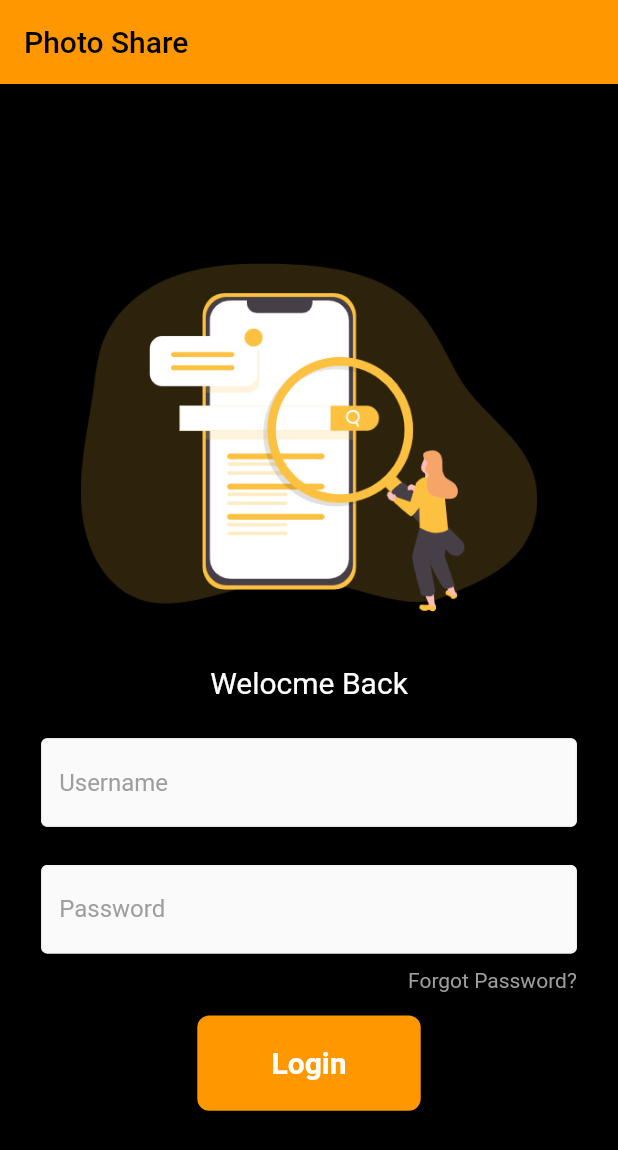
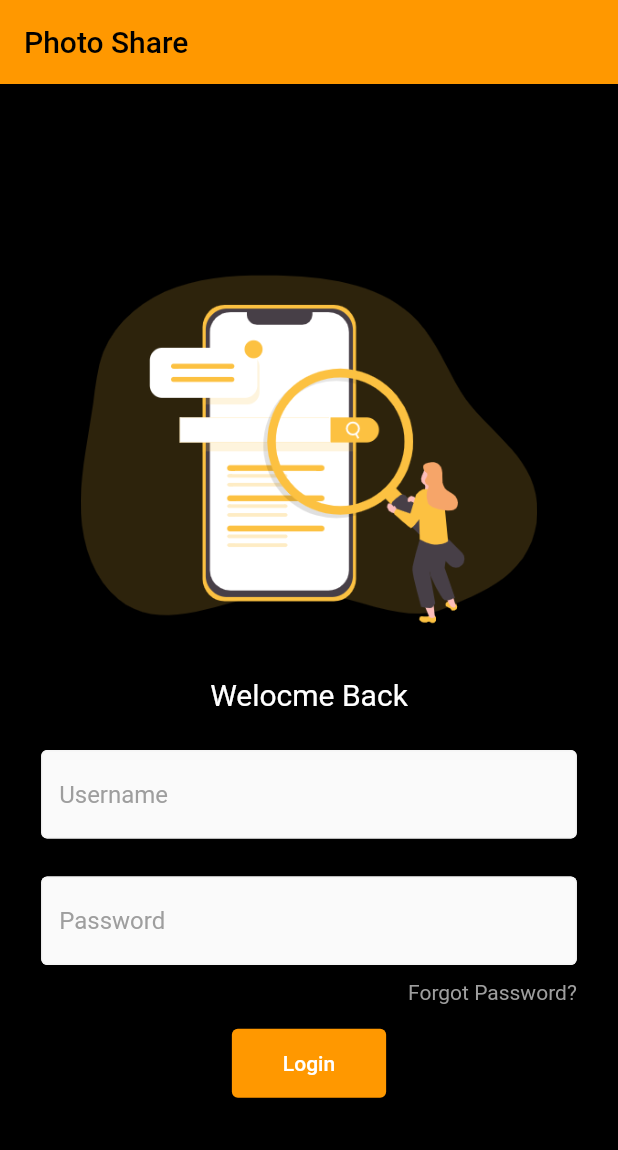
Before and after one commit to Mishalzahra28/bytewise-fellowship, a Flutter app: the screen it shows after launch, on a phone screen of 412 x 824 dp. Shown: the top 1150 px of the screen. Run offline on Flutter 3.47's test engine with Material 2 defaults, Android fonts, the phone set to English and light mode, and no system bars; our stand-ins replace flutter_slidable, hive_flutter; accounts and stored records are empty.

Commit message:
login page

```diff
--- /dev/null
+++ b/photo_sharing_app/lib/components/customButton.dart
@@ -0,0 +1,23 @@
+import 'package:flutter/material.dart';
+
+class customButton extends StatelessWidget {
+  final String text;
+  final VoidCallback onClick;
+  const customButton({Key? key, required this.text, required this.onClick})
+      : super(key: key);
+  @override
+  Widget build(BuildContext context) {
+    return ElevatedButton(
+        style: ElevatedButton.styleFrom(
+          backgroundColor: Colors.orange,
+        ),
+        onPressed: onClick,
+        child: Padding(
+          padding: const EdgeInsets.symmetric(horizontal: 18.0, vertical: 15),
+          child: Text(
+            text,
+            style: const TextStyle(color: Colors.white),
+          ),
+        ));
+  }
+}
--- /dev/null
+++ b/photo_sharing_app/lib/components/customField.dart
@@ -0,0 +1,24 @@
+import 'package:flutter/material.dart';
+import './size_config.dart';
+
+class customField extends StatelessWidget {
+  final String text;
+  const customField({Key? key, required this.text}) : super(key: key);
+  @override
+  Widget build(BuildContext context) {
+    return Padding(
+      padding:
+          EdgeInsets.symmetric(horizontal: getProportionateScreenWidth(25.0)),
+      child: TextField(
+        decoration: InputDecoration(
+          enabledBorder: OutlineInputBorder(
+              borderSide: BorderSide(color: Colors.grey.shade100)),
+          fillColor: Colors.grey.shade50,
+          filled: true,
+          hintText: text,
+          hintStyle: TextStyle(color: Colors.grey.shade500),
+        ),
+      ),
+    );
+  }
+}
--- /dev/null
+++ b/photo_sharing_app/lib/views/homepage/components/body.dart
@@ -0,0 +1,23 @@
+import 'package:flutter/material.dart';
+import 'package:photo_sharing_app/views/homepage/homepage.dart';
+import '../../../components/size_config.dart';
+import '../../../components/customButton.dart';
+import '../../../components/customField.dart';
+
+class Body extends StatefulWidget {
+  @override
+  _BodyState createState() => _BodyState();
+}
+
+class _BodyState extends State<Body> {
+  @override
+  Widget build(BuildContext context) {
+    return const SafeArea(
+        child: Center(
+      child: Text(
+        'Homepage',
+        style: TextStyle(color: Colors.white),
+      ),
+    ));
+  }
+}
--- a/photo_sharing_app/lib/views/homepage/homepage.dart
+++ b/photo_sharing_app/lib/views/homepage/homepage.dart
@@ -0,0 +1,23 @@
+import 'package:flutter/material.dart';
+import '../../components/size_config.dart';
+import './components/body.dart';
+
+class homePage extends StatefulWidget {
+  const homePage({super.key});
+
+  @override
+  State<homePage> createState() => _homePageState();
+}
+
+class _homePageState extends State<homePage> {
+  @override
+  Widget build(BuildContext context) {
+    SizeConfig().init(context);
+    return Scaffold(
+        appBar: AppBar(
+          title: const Text("Photo Share"),
+        ),
+        backgroundColor: Colors.black,
+        body: Body());
+  }
+}
--- a/photo_sharing_app/lib/views/signin_page/components/body.dart
+++ b/photo_sharing_app/lib/views/signin_page/components/body.dart
@@ -1,5 +1,8 @@
 import 'package:flutter/material.dart';
+import 'package:photo_sharing_app/views/homepage/homepage.dart';
 import '../../../components/size_config.dart';
+import '../../../components/customButton.dart';
+import '../../../components/customField.dart';
 
 class Body extends StatefulWidget {
   @override
@@ -7,6 +10,12 @@ class Body extends StatefulWidget {
 }
 
 class _BodyState extends State<Body> {
+  void login() {
+    Navigator.of(context).push(
+      MaterialPageRoute(builder: (context) => homePage()),
+    );
+  }
+
   @override
   Widget build(BuildContext context) {
     return SafeArea(
@@ -28,35 +37,9 @@ class _BodyState extends State<Body> {
               style: TextStyle(color: Colors.white, fontSize: 20),
             ),
             SizedBox(height: getProportionateScreenHeight(25.0)),
-            Padding(
-              padding: EdgeInsets.symmetric(
-                  horizontal: getProportionateScreenWidth(25.0)),
-              child: TextField(
-                decoration: InputDecoration(
-                  enabledBorder: OutlineInputBorder(
-                      borderSide: BorderSide(color: Colors.grey.shade100)),
-                  fillColor: Colors.grey.shade50,
-                  filled: true,
-                  hintText: 'Username',
-                  hintStyle: TextStyle(color: Colors.grey.shade500),
-                ),
-              ),
-            ),
+            const customField(text: 'Username'),
             SizedBox(height: getProportionateScreenHeight(25.0)),
-            Padding(
-              padding: EdgeInsets.symmetric(
-                  horizontal: getProportionateScreenWidth(25.0)),
-              child: TextField(
-                decoration: InputDecoration(
-                  enabledBorder: OutlineInputBorder(
-                      borderSide: BorderSide(color: Colors.grey.shade100)),
-                  fillColor: Colors.grey.shade50,
-                  filled: true,
-                  hintText: 'Password',
-                  hintStyle: TextStyle(color: Colors.grey.shade500),
-                ),
-              ),
-            ),
+            const customField(text: 'Password'),
             SizedBox(height: getProportionateScreenHeight(10.0)),
             Padding(
               padding: EdgeInsets.symmetric(
@@ -71,24 +54,7 @@ class _BodyState extends State<Body> {
                   ]),
             ),
             SizedBox(height: getProportionateScreenHeight(15.0)),
-            Container(
-              padding: EdgeInsets.symmetric(
-                  horizontal: getProportionateScreenWidth(45.0),
-                  vertical: getProportionateScreenHeight(20.0)),
-              margin: EdgeInsets.symmetric(
-                  horizontal: getProportionateScreenWidth(25.0)),
-              decoration: BoxDecoration(
-                color: Colors.orange.shade500,
-                borderRadius: BorderRadius.circular(8),
-              ),
-              child: const Text(
-                "Login",
-                style: TextStyle(
-                    color: Colors.white,
-                    fontWeight: FontWeight.bold,
-                    fontSize: 20),
-              ),
-            )
+            customButton(text: 'Login', onClick: login)
           ],
         ),
       ),
```
